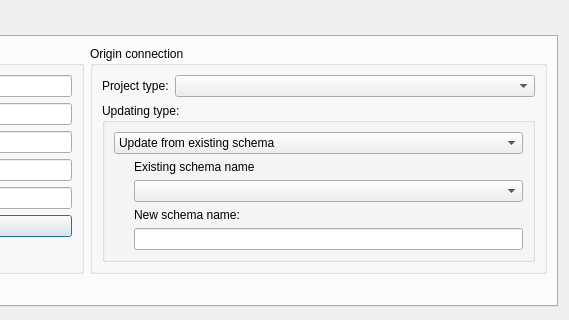
First picture: the form in core/ui/admin/admin_i18n_manager.ui, repository Giswater/giswater_qgis_plugin, before the edit; both pictures show x 395 to 964 and y 0 to 320 of the 964 by 437 pixel window.
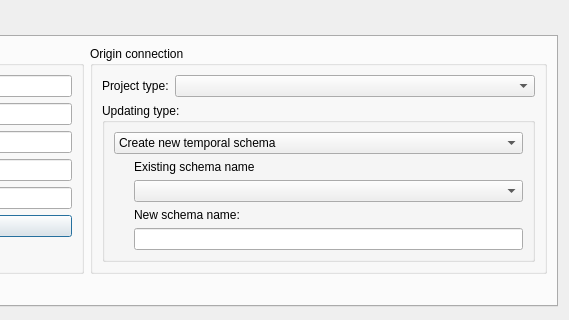
Second picture: the form after the edit.

Commit message: feat(i18n): improving missing dialogs program to work in more tables

Patch:
```diff
--- a/core/ui/admin/admin_i18n_manager.ui
+++ b/core/ui/admin/admin_i18n_manager.ui
@@ -141,7 +141,7 @@
               <widget class="QComboBox" name="cmb_updatetype">
                <item>
                 <property name="text">
-                 <string>Update from existing schema</string>
+                 <string>Create new temporal schema</string>
                 </property>
                </item>
                <item>
```
Left out of the diff: 2 changed lines with no effect on the pictures. The commit also changes 1 other file.
